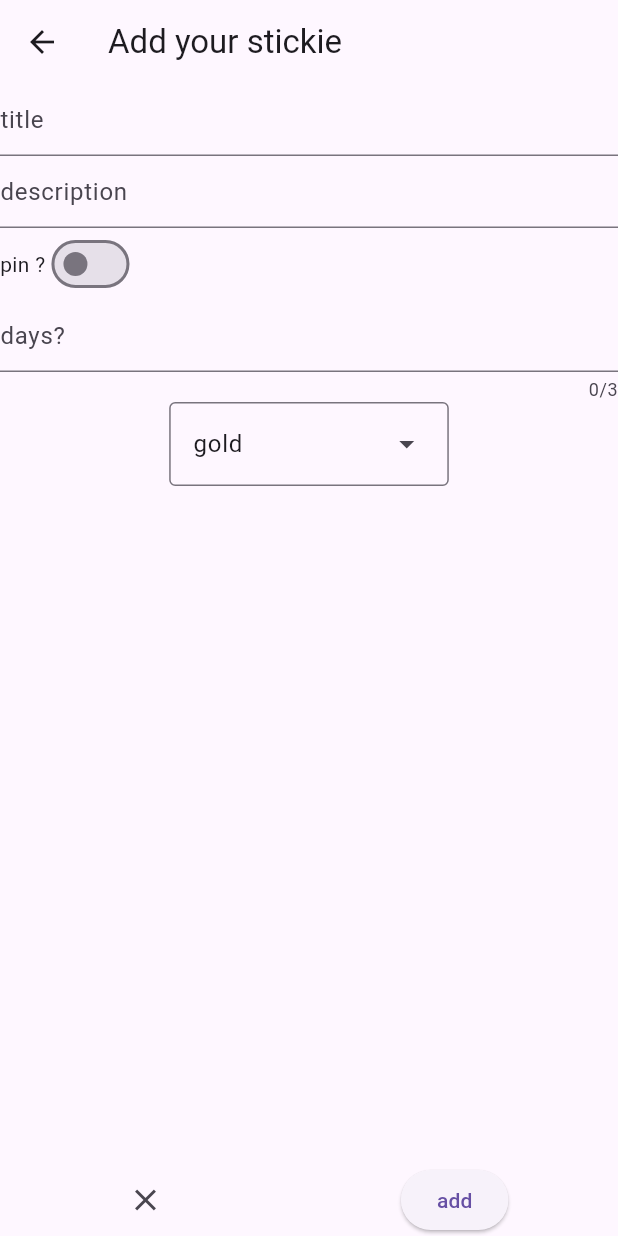
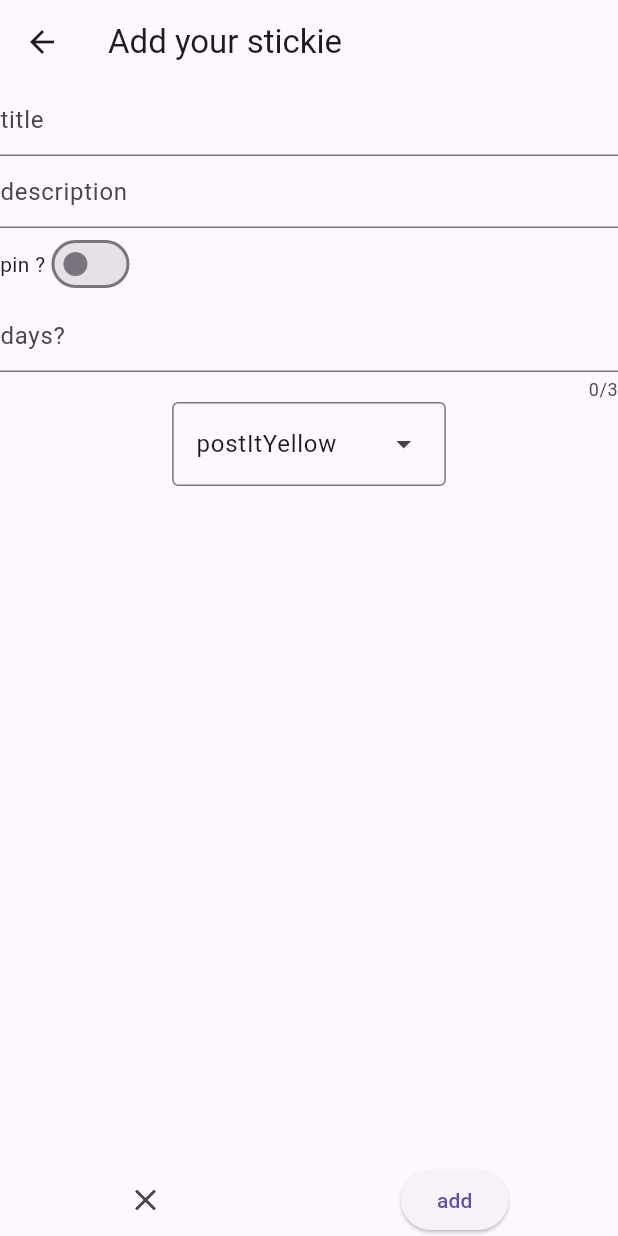
Before and after one commit to Jishnu075/stickynotes, a Flutter app: the AddNoteScreen screen opened directly, on a phone screen of 412 x 824 dp. Run offline on Flutter 3.47's test engine with Material 3 defaults, Android fonts, the phone set to English and light mode, and no system bars; our stand-ins replace sqflite; accounts and stored records are empty.

Commit message:
color update

```diff
--- a/lib/add_note_screen.dart
+++ b/lib/add_note_screen.dart
@@ -5,14 +5,31 @@ import 'package:stickynotes/note_provider.dart';
 import 'package:stickynotes/notes_model.dart';
 
 enum NoteColors {
-  lemonChiffon("0xFFFFF9B1"),
-  paleGreen("0xFFDAF7A1"),
-  pastelGreen("0xFFC9DF56"),
-  seafoam("0xFFB6D7A8"),
-  skyBlue("0xFF6ED8FA"),
-  powderBlue("0xFFB1D3F6"),
-  gold("0xFFFFC000"),
-  periwinkle("0xFF8CA0FF");
+  // lemonChiffon("0xFFFFF9B1"),
+  // paleGreen("0xFFDAF7A1"),
+  // pastelGreen("0xFFC9DF56"),
+  // seafoam("0xFFB6D7A8"),
+  // skyBlue("0xFF6ED8FA"),
+  // powderBlue("0xFFB1D3F6"),
+  // gold("0xFFFFC000"),
+  // periwinkle("0xFF8CA0FF");
+
+  // softCream("0xffFDF5E6"),
+  // paleSage("0xffE8EDED"),
+  // lightLavender("0xffF3E5F5"),
+  // coolGrey("0xffF5F5F5"),
+  // shellPink("0xffFFF0F0"),
+  // paperWhite("0xffFAFAFA"),
+  // cornSilk("0xFF99FFFF");
+  postItYellow("0xFFFFE44D"), // The classic, most recommended default
+  softMint("0xFF98FFB3"), // A gentle but noticeable green
+  calmBlue("0xFF99E6FF"), // Fresh sky blue
+  warmPeach("0xFFFFB399"), // Soft orangey peach
+  gentlePink("0xFFFFB3B3"), // Light warm pink
+  lavenderMist("0xFFE6B3FF"), // Soft purple
+  paleApricot("0xFFFFCC99"), // Light orange
+  freshMint("0xFFB3FFB3"), // Slightly brighter mint
+  softSalmon("0xFFFF9999"); // Coral-like tone
 
   final String hexCode;
 
@@ -92,7 +109,7 @@ class _AddNoteScreenState extends State<AddNoteScreen> {
                       maxLength: 3,
                     ),
                     DropdownMenu(
-                      initialSelection: NoteColors.gold,
+                      initialSelection: NoteColors.postItYellow,
                       onSelected: (value) {
                         colorHEXcode = value?.hexCode ?? "";
                       },
```
